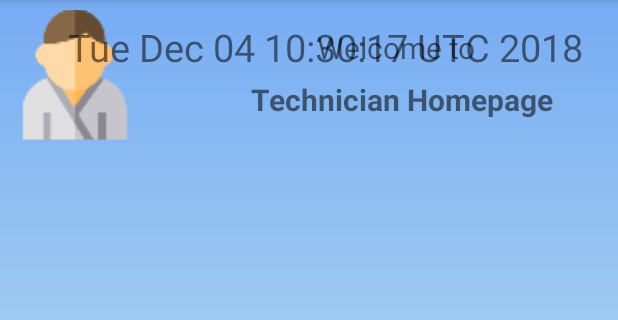
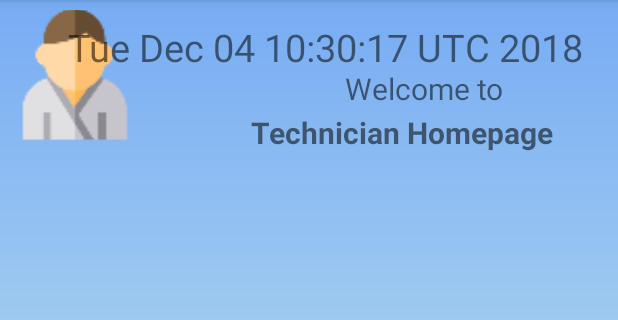
Before and after one commit to benamreview/CS5551-Team7-Project, an Android app: the TechnicianHome screen opened directly, with no data from a screen before it, on a phone screen of 412 x 824 dp, the part 84-404 px from its top. Run offline under Robolectric (Android 15) with nearby library versions, the phone set to English and light mode, and no system bars; our stand-ins replace Firebase (no records; nobody signed in at launch, a user with empty details on screens opened directly).

Commit message:
Update technician

```diff
--- a/SourceCode/FixItUpApp/app/src/main/res/layout/activity_technician_home.xml
+++ b/SourceCode/FixItUpApp/app/src/main/res/layout/activity_technician_home.xml
@@ -44,18 +44,26 @@
         app:layout_constraintStart_toStartOf="parent"
         app:layout_constraintTop_toTopOf="parent"></ListView>
         <TextView
+            android:id="@+id/textViewDemo"
+            android:layout_alignParentTop="true"
+            android:layout_width="wrap_content"
+            android:layout_height="wrap_content"
+            android:gravity="center_horizontal"/>
+            />
+        <TextView
             android:id="@+id/textView8"
             android:layout_width="wrap_content"
             android:layout_height="38dp"
             android:layout_alignParentTop="true"
             android:layout_alignParentEnd="true"
-            android:layout_marginTop="18dp"
-            android:layout_marginEnd="82dp"
+            android:layout_marginTop="40dp"
+            android:layout_marginEnd="70dp"
             android:hint="@string/hint1"
             android:textFontWeight="400"
             android:text="Welcome to"
             android:textStyle="bold"
-            android:textSize="20sp" />
+            android:textSize="20sp"
+            android:gravity = "center"/>
 
         <TextView
             android:id="@+id/textView9"
```
